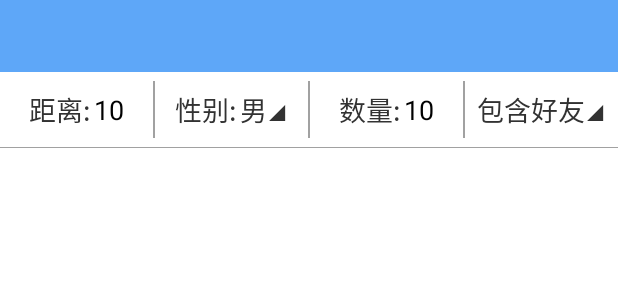
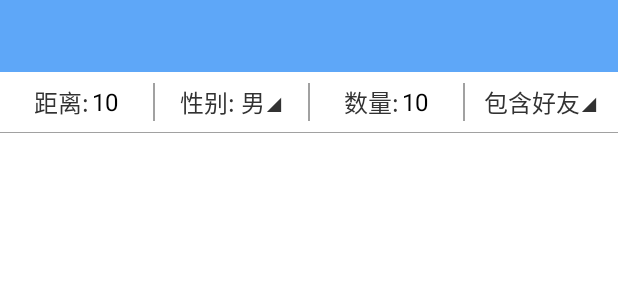
Before and after one commit to Jeffery-Y/UU, an Android app: the layout activity_near_people.xml on its own in the app's theme, with its tools: preview values and no code run, on a phone screen of 412 x 824 dp. Shown: the top 300 px of the screen. Run offline under Robolectric (Android 15) with nearby library versions, the phone set to English and light mode, and no system bars.

Commit message:
report
report

```diff
--- a/app/build.gradle
+++ b/app/build.gradle
@@ -28,6 +28,7 @@ dependencies {
     androidTestCompile('com.android.support.test.espresso:espresso-core:2.2.2', {
         exclude group: 'com.android.support', module: 'support-annotations'
     })
+    compile 'org.litepal.android:core:1.5.1'
 
     compile files('libs/Msc.jar')
     compile files('libs/Sunflower.jar')
--- a/app/src/main/AndroidManifest.xml
+++ b/app/src/main/AndroidManifest.xml
@@ -92,8 +92,8 @@
     <uses-permission android:name="android.permission.CHANGE_WIFI_STATE" />
     <!-- 用于读取手机当前的状态 -->
     <uses-permission android:name="android.permission.READ_PHONE_STATE" />
+    <!-- baidumap 所需的权限 -end -->
 
-    <!-- baidumap 所需的权限 -end -->
     <application
         android:name=".CustomApplcation"
         android:allowBackup="true"
--- a/app/src/main/java/com/example/lenovo/uu/ui/NearPeopleActivity.java
+++ b/app/src/main/java/com/example/lenovo/uu/ui/NearPeopleActivity.java
@@ -64,7 +64,7 @@ public class NearPeopleActivity extends ActivityBase implements IXListViewListen
 		switch (v.getId()){
 			case R.id.near_gender:
 				near_gender_select = !near_gender_select;
-				near_gender.setText(near_gender_select ? "男◢" : "女◢");
+				near_gender.setText(near_gender_select ? "性别: 男◢" : "性别: 女◢");
 				initNearByList(true);
 				break;
 			case R.id.near_include_friends:
--- a/app/src/main/java/com/example/lenovo/uu/ui/RegisterInPhone.java
+++ b/app/src/main/java/com/example/lenovo/uu/ui/RegisterInPhone.java
@@ -265,6 +265,7 @@ public class RegisterInPhone extends BaseActivity implements OnClickListener{
 		}
 		@Override
 		public void onFinish() {
+            super.cancel();
 			btn_send_ver_message.setText("发送验证码");
 			btn_send_ver_message.setEnabled(true);
 		}
--- a/app/src/main/java/com/example/lenovo/uu/ui/ResetPassword.java
+++ b/app/src/main/java/com/example/lenovo/uu/ui/ResetPassword.java
@@ -56,7 +56,7 @@ public class ResetPassword extends BaseActivity implements View.OnClickListener{
             et_old_password = (EditText)findViewById(R.id.et_old_password);
             et_old_password.requestFocus();
         } else if(from != null && from.equals("verified_phone")){
-            re_et_password.requestFocus();
+            et_password.requestFocus();
         }
 
         btn_register = (Button) findViewById(R.id.btn_register);
@@ -88,11 +88,11 @@ public class ResetPassword extends BaseActivity implements View.OnClickListener{
             String in_ole_password = et_old_password.getText().toString();
             String user_old_password = user.getPassword();
             if (TextUtils.isEmpty(in_ole_password)) {
-                ShowToast(R.string.toast_error_password_null);
+                ShowToast("旧密码不能为空！");
                 return;
             }
             if (TextUtils.isEmpty(user_old_password)) {
-                ShowToast("查询该用户失败！");
+                ShowToast("获取该用户账号信息失败！");
                 return;
             }
             if(!in_ole_password.equals(user_old_password)){
--- a/app/src/main/java/com/example/lenovo/uu/ui/UpdateInPhone.java
+++ b/app/src/main/java/com/example/lenovo/uu/ui/UpdateInPhone.java
@@ -131,7 +131,7 @@ public class UpdateInPhone extends ActivityBase implements OnClickListener{
 						@Override
 						public void done(Integer smsId, BmobException ex) {
 							if(ex == null){
-								toast("send ok " + smsId);
+								toast("验证码发送成功");
 								UpdateInPhone.this.smsId = smsId;
 //								et_smsid.setText(smsId+"");
 								Log.e("demo", ""+smsId);
@@ -201,7 +201,7 @@ public class UpdateInPhone extends ActivityBase implements OnClickListener{
 					public void done(BmobException ex) {
 						progress.dismiss();
 						if(ex == null){
-							toast("verify ok ");
+							toast("验证成功！");
 							if(bind_or_cancel){
 								updateInPhone();
 							} else {
@@ -276,6 +276,7 @@ public class UpdateInPhone extends ActivityBase implements OnClickListener{
 		}
 		@Override
 		public void onFinish() {
+			super.cancel();
 			btn_send_ver_message.setText("发送验证码");
 			btn_send_ver_message.setEnabled(true);
 		}
--- a/app/src/main/java/com/example/lenovo/uu/ui/UpdateInfoActivity.java
+++ b/app/src/main/java/com/example/lenovo/uu/ui/UpdateInfoActivity.java
@@ -70,7 +70,8 @@ public class UpdateInfoActivity extends ActivityBase {
 			public void onSuccess() {
 				// TODO Auto-generated method stub
 				final User u = userManager.getCurrentUser(User.class);
-				ShowToast("修改" + name_update_object + "成功:" +u.getEmail());
+				ShowToast("修改" + name_update_object + "成功:"
+						+ (name_update_object.equals("邮箱") ? u.getEmail() : u.getUsername()));
 				finish();
 			}
 
--- a/app/src/main/java/com/example/lenovo/uu/ui/fragment/RecentFragment.java
+++ b/app/src/main/java/com/example/lenovo/uu/ui/fragment/RecentFragment.java
@@ -92,13 +92,15 @@ public class RecentFragment extends FragmentBase implements OnItemClickListener,
 						if (name != null) {
 							if (name.indexOf(characterParser.getSelling(filterStr.toString())) != -1 ||
 									name.indexOf(filterStr.toString()) != -1||
-									characterParser.getSelling(name).contains(characterParser.getSelling(filterStr.toString()))) {
+									characterParser.getSelling(name).contains(
+											characterParser.getSelling(filterStr.toString()))) {
 								adapter.add(item);
 							}
 						}
 					}
 				} else {
-					adapter = new MessageRecentAdapter(getActivity(), R.layout.item_conversation, BmobDB.create(getActivity()).queryRecents());
+					adapter = new MessageRecentAdapter(getActivity(), R.layout.item_conversation
+							, BmobDB.create(getActivity()).queryRecents());
 				}
 				listview.setAdapter(adapter);
 			}
--- a/app/src/main/java/com/example/lenovo/uu/util/SharePreferenceUtil.java
+++ b/app/src/main/java/com/example/lenovo/uu/util/SharePreferenceUtil.java
@@ -4,7 +4,7 @@ import android.annotation.SuppressLint;
 import android.content.Context;
 import android.content.SharedPreferences;
 
-/** 首选项管理 */
+/** 通知管理 */
 @SuppressLint("CommitPrefEdits")
 public class SharePreferenceUtil {
 	private SharedPreferences mSharedPreferences;
--- a/app/src/main/res/layout/activity_near_people.xml
+++ b/app/src/main/res/layout/activity_near_people.xml
@@ -14,7 +14,7 @@
         android:layout_width="match_parent"
         android:gravity="center_vertical"
         android:background="@color/wight"
-        android:layout_height="50dp">
+        android:layout_height="40dp">
 
         <LinearLayout
             android:layout_weight="1.0"
@@ -24,12 +24,12 @@
 
             <TextView
                 android:text="距离:"
-                android:textSize="18sp"
+                android:textSize="16sp"
                 android:layout_width="wrap_content"
                 android:layout_height="wrap_content" />
             <EditText
                 android:id="@+id/near_distance"
-                android:textSize="18sp"
+                android:textSize="16sp"
                 android:text="10"
                 android:inputType="numberDecimal"
                 android:maxLines="1"
@@ -41,7 +41,7 @@
         </LinearLayout>
 
         <View
-            android:layout_width="1dp"
+            android:layout_width="2px"
             android:layout_gravity="center"
             android:layout_height="match_parent"
             android:layout_marginTop="@dimen/near_line_uad_margin"
@@ -55,16 +55,10 @@
             android:layout_height="wrap_content">
 
             <TextView
-                android:text="性别:"
-                android:textSize="18sp"
-                android:layout_width="wrap_content"
-                android:layout_height="wrap_content" />
-            <TextView
                 android:id="@+id/near_gender"
-                android:textSize="18sp"
-                android:text="男◢"
+                android:textSize="16sp"
+                android:text="性别: 男◢"
                 android:maxLines="1"
-                android:layout_marginLeft="2dp"
                 android:background="#ffffff"
                 android:layout_width="wrap_content"
                 android:layout_height="wrap_content" />
@@ -72,7 +66,7 @@
         </LinearLayout>
 
         <View
-            android:layout_width="1dp"
+            android:layout_width="2px"
             android:layout_gravity="center"
             android:layout_height="match_parent"
             android:layout_marginTop="@dimen/near_line_uad_margin"
@@ -87,12 +81,12 @@
 
             <TextView
                 android:text="数量:"
-                android:textSize="18sp"
+                android:textSize="16sp"
                 android:layout_width="wrap_content"
                 android:layout_height="wrap_content" />
             <EditText
                 android:id="@+id/near_count"
-                android:textSize="18sp"
+                android:textSize="16sp"
                 android:text="10"
                 android:inputType="number"
                 android:maxLines="1"
@@ -104,7 +98,7 @@
         </LinearLayout>
 
         <View
-            android:layout_width="1dp"
+            android:layout_width="2px"
             android:layout_gravity="center"
             android:layout_height="match_parent"
             android:layout_marginTop="@dimen/near_line_uad_margin"
@@ -120,7 +114,7 @@
             <TextView
                 android:id="@+id/near_include_friends"
                 android:text="包含好友◢"
-                android:textSize="18sp"
+                android:textSize="16sp"
                 android:maxLines="1"
                 android:layout_width="wrap_content"
                 android:layout_height="wrap_content" />
@@ -130,7 +124,7 @@
 
     <View
         android:layout_width="match_parent"
-        android:layout_height="0.1dp"
+        android:layout_height="1px"
         android:background="@color/base_color_text_gray2" />
 
     <FrameLayout
@@ -145,7 +139,7 @@
             android:layout_height="match_parent"
             android:cacheColorHint="@android:color/transparent"
             android:divider="@drawable/base_horizontal_line"
-            android:dividerHeight="1dp"
+            android:dividerHeight="2px"
             android:fadingEdgeLength="0dp"
             android:fastScrollEnabled="true"
             android:paddingBottom="10dp"
--- a/app/src/main/res/layout/include_chat_bottom_bar.xml
+++ b/app/src/main/res/layout/include_chat_bottom_bar.xml
@@ -96,7 +96,7 @@
             android:layout_height="35dp"
             android:layout_marginLeft="8dp"
             android:layout_marginRight="8dp"
-            android:background="@drawable/skin_aio_panel_ptt_nor"
+            android:background="@drawable/btn_chat_voice_selector2"
             android:gravity="center"
             android:textColor="@color/base_color_text_black" >
         </Button>
--- a/app/src/main/res/values/dimens.xml
+++ b/app/src/main/res/values/dimens.xml
@@ -12,7 +12,7 @@
     <dimen name="register_margin_rl">25.0dp</dimen>
     <dimen name="register_view_margin">25.0dp</dimen>
     <dimen name="register_edit_margin">15.0dp</dimen>
-    <dimen name="near_line_uad_margin">6.0dp</dimen>
+    <dimen name="near_line_uad_margin">7.0dp</dimen>
     <dimen name="chat_add_btn_margin">20.0dp</dimen>
     <dimen name="base_scrollview_top_height">50.0dip</dimen>
     <dimen name="tab_padding_top_bottom">15dp</dimen>
```
Also changed, not shown: app/src/main/res/drawable/btn_chat_voice_selector2.xml (added, +8 -0 lines), app/src/main/res/drawable-xhdpi/chat_voice_normal.png (added), app/src/main/res/drawable-xhdpi/chat_voice_press.png (added), 2 other files.
